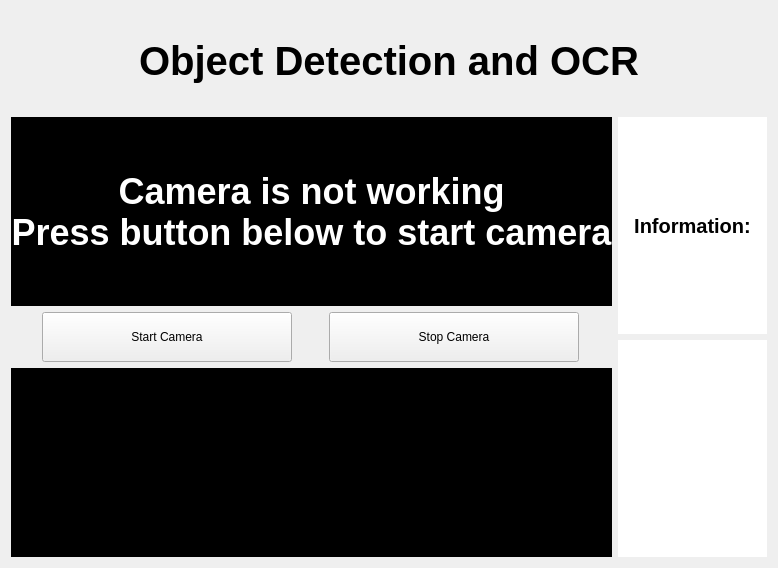
This is app/resources/main.ui in pikamanh/Extract-Information-IDCard as Qt 5 draws it before an edit. The edited form follows.
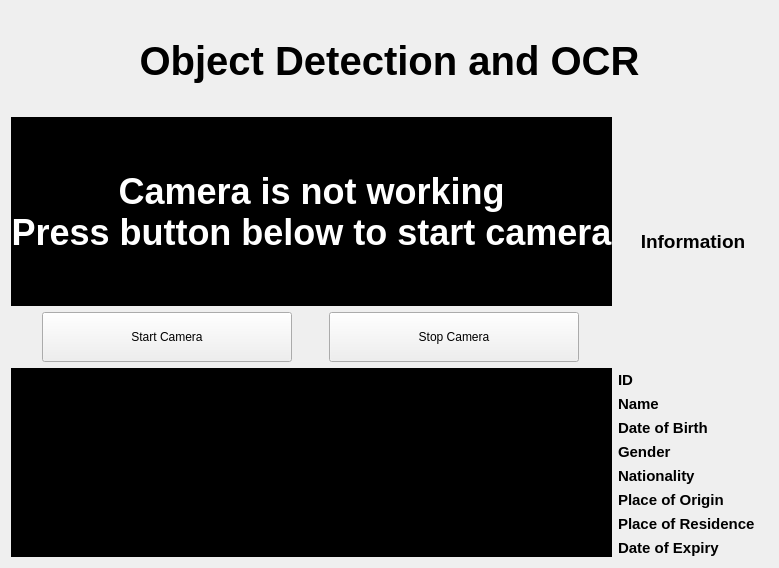
This is the edited form.

Commit message: Update: - Change threshold1 of Canny of focus_image function in app/utils/pre_proccessing.py - Resize display frame to 640x480

What changed in the file:
```diff
--- a/app/resources/main.ui
+++ b/app/resources/main.ui
@@ -175,19 +175,12 @@
         <widget class="QLabel" name="Information">
          <property name="font">
           <font>
-           <family>Arial</family>
-           <pointsize>15</pointsize>
+           <pointsize>14</pointsize>
            <bold>true</bold>
           </font>
          </property>
-         <property name="styleSheet">
-          <string notr="true">background-color: rgb(255, 255, 255);</string>
-         </property>
          <property name="text">
-          <string>Information:</string>
-         </property>
-         <property name="scaledContents">
-          <bool>true</bool>
+          <string>Information</string>
          </property>
          <property name="alignment">
           <set>Qt::AlignCenter</set>
@@ -195,22 +188,250 @@
         </widget>
        </item>
        <item>
-        <widget class="QLabel" name="DetailInformation">
-         <property name="font">
-          <font>
-           <family>Arial</family>
-           <pointsize>15</pointsize>
-           <bold>true</bold>
-          </font>
-         </property>
-         <property name="styleSheet">
-          <string notr="true">background-color: rgb(255, 255, 255);
-color: rgb(0, 0, 0);</string>
-         </property>
-         <property name="text">
-          <string/>
-         </property>
-        </widget>
+        <layout class="QHBoxLayout" name="HBoxID">
+         <item>
+          <widget class="QLabel" name="ID">
+           <property name="font">
+            <font>
+             <pointsize>11</pointsize>
+             <bold>true</bold>
+            </font>
+           </property>
+           <property name="text">
+            <string>ID</string>
+           </property>
+          </widget>
+         </item>
+         <item>
+          <widget class="QLabel" name="IDLabel">
+           <property name="sizePolicy">
+            <sizepolicy hsizetype="Fixed" vsizetype="Fixed">
+             <horstretch>0</horstretch>
+             <verstretch>0</verstretch>
+            </sizepolicy>
+           </property>
+           <property name="text">
+            <string/>
+           </property>
+          </widget>
+         </item>
+        </layout>
+       </item>
+       <item>
+        <layout class="QHBoxLayout" name="HBoxName">
+         <item>
+          <widget class="QLabel" name="Name">
+           <property name="sizePolicy">
+            <sizepolicy hsizetype="Preferred" vsizetype="Preferred">
+             <horstretch>0</horstretch>
+             <verstretch>0</verstretch>
+            </sizepolicy>
+           </property>
+           <property name="font">
+            <font>
+             <pointsize>11</pointsize>
+             <bold>true</bold>
+            </font>
+           </property>
+           <property name="text">
+            <string>Name</string>
+           </property>
+          </widget>
+         </item>
+         <item>
+          <widget class="QLabel" name="NameLabel">
+           <property name="sizePolicy">
+            <sizepolicy hsizetype="Fixed" vsizetype="Fixed">
+             <horstretch>0</horstretch>
+             <verstretch>0</verstretch>
+            </sizepolicy>
+           </property>
+           <property name="text">
+            <string/>
+           </property>
+          </widget>
+         </item>
+        </layout>
+       </item>
+       <item>
+        <layout class="QHBoxLayout" name="HBoxDOB">
+         <item>
+          <widget class="QLabel" name="DOB">
+           <property name="font">
+            <font>
+             <pointsize>11</pointsize>
+             <bold>true</bold>
+            </font>
+           </property>
+           <property name="text">
+            <string>Date of Birth</string>
+           </property>
+          </widget>
+         </item>
+         <item>
+          <widget class="QLabel" name="DOBLabel">
+           <property name="sizePolicy">
+            <sizepolicy hsizetype="Fixed" vsizetype="Fixed">
+             <horstretch>0</horstretch>
+             <verstretch>0</verstretch>
+            </sizepolicy>
+           </property>
+           <property name="text">
+            <string/>
+           </property>
+          </widget>
+         </item>
+        </layout>
+       </item>
+       <item>
+        <layout class="QHBoxLayout" name="HBoxGender">
+         <item>
+          <widget class="QLabel" name="Gender">
+           <property name="font">
+            <font>
+             <pointsize>11</pointsize>
+             <bold>true</bold>
+            </font>
+           </property>
+           <property name="text">
+            <string>Gender</string>
+           </property>
+          </widget>
+         </item>
+         <item>
+          <widget class="QLabel" name="GenderLabel">
+           <property name="sizePolicy">
+            <sizepolicy hsizetype="Fixed" vsizetype="Fixed">
+             <horstretch>0</horstretch>
+             <verstretch>0</verstretch>
+            </sizepolicy>
+           </property>
+           <property name="text">
+            <string/>
+           </property>
+          </widget>
+         </item>
+        </layout>
+       </item>
+       <item>
+        <layout class="QHBoxLayout" name="HBoxNationality">
+         <item>
+          <widget class="QLabel" name="Nationality">
+           <property name="font">
+            <font>
+             <pointsize>11</pointsize>
+             <bold>true</bold>
+            </font>
+           </property>
+           <property name="text">
+            <string>Nationality</string>
+           </property>
+          </widget>
+         </item>
+         <item>
+          <widget class="QLabel" name="NationalityLabel">
+           <property name="sizePolicy">
+            <sizepolicy hsizetype="Fixed" vsizetype="Fixed">
+             <horstretch>0</horstretch>
+             <verstretch>0</verstretch>
+            </sizepolicy>
+           </property>
+           <property name="text">
+            <string/>
+           </property>
+          </widget>
+         </item>
+        </layout>
+       </item>
+       <item>
+        <layout class="QHBoxLayout" name="HBoxPOO">
+         <item>
+          <widget class="QLabel" name="POO">
+           <property name="font">
+            <font>
+             <pointsize>11</pointsize>
+             <bold>true</bold>
+            </font>
+           </property>
+           <property name="text">
+            <string>Place of Origin</string>
+           </property>
+          </widget>
+         </item>
+         <item>
+          <widget class="QLabel" name="POOLabel">
+           <property name="sizePolicy">
+            <sizepolicy hsizetype="Fixed" vsizetype="Fixed">
+             <horstretch>0</horstretch>
+             <verstretch>0</verstretch>
+            </sizepolicy>
+           </property>
+           <property name="text">
+            <string/>
+           </property>
+          </widget>
+         </item>
+        </layout>
+       </item>
+       <item>
+        <layout class="QHBoxLayout" name="HBoxPOR">
+         <item>
+          <widget class="QLabel" name="POR">
+           <property name="font">
+            <font>
+             <pointsize>11</pointsize>
+             <bold>true</bold>
+            </font>
+           </property>
+           <property name="text">
+            <string>Place of Residence</string>
+           </property>
+          </widget>
+         </item>
+         <item>
+          <widget class="QLabel" name="PORLabel">
+           <property name="sizePolicy">
+            <sizepolicy hsizetype="Fixed" vsizetype="Fixed">
+             <horstretch>0</horstretch>
+             <verstretch>0</verstretch>
+            </sizepolicy>
+           </property>
+           <property name="text">
+            <string/>
+           </property>
+          </widget>
+         </item>
+        </layout>
+       </item>
+       <item>
+        <layout class="QHBoxLayout" name="HBoxDOE">
+         <item>
+          <widget class="QLabel" name="DOE">
+           <property name="font">
+            <font>
+             <pointsize>11</pointsize>
+             <bold>true</bold>
+            </font>
+           </property>
+           <property name="text">
+            <string>Date of Expiry</string>
+           </property>
+          </widget>
+         </item>
+         <item>
+          <widget class="QLabel" name="DOELabel">
+           <property name="sizePolicy">
+            <sizepolicy hsizetype="Fixed" vsizetype="Fixed">
+             <horstretch>0</horstretch>
+             <verstretch>0</verstretch>
+            </sizepolicy>
+           </property>
+           <property name="text">
+            <string/>
+           </property>
+          </widget>
+         </item>
+        </layout>
        </item>
       </layout>
      </item>
```
Left out of the diff: 7 changed lines with no effect on the pictures. The commit also changes 2 other files.
